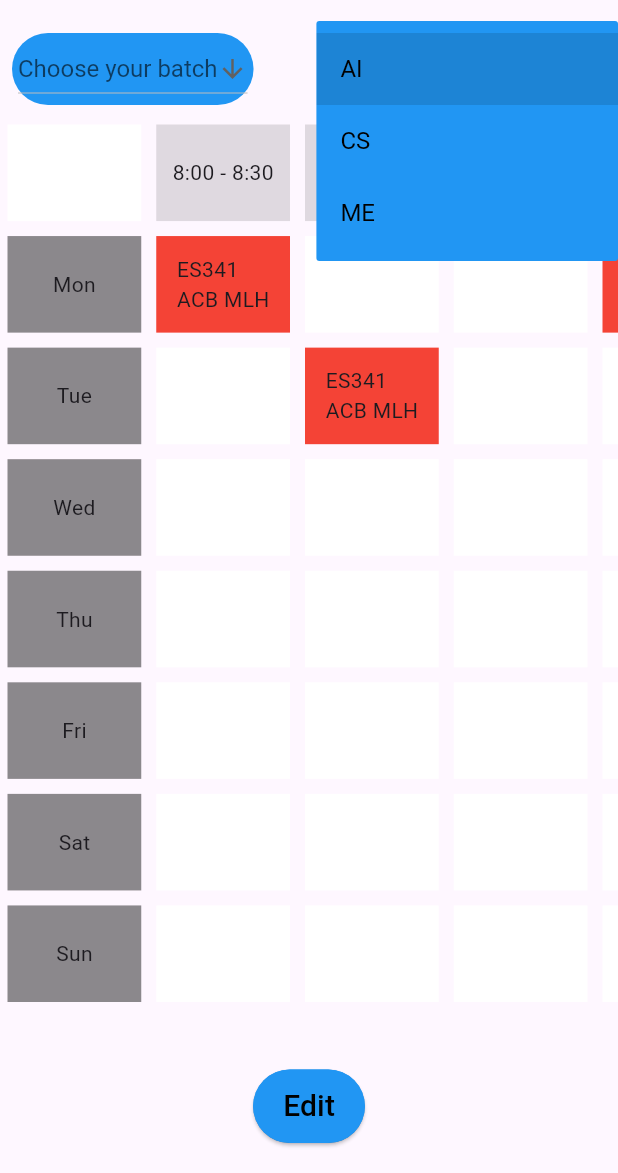
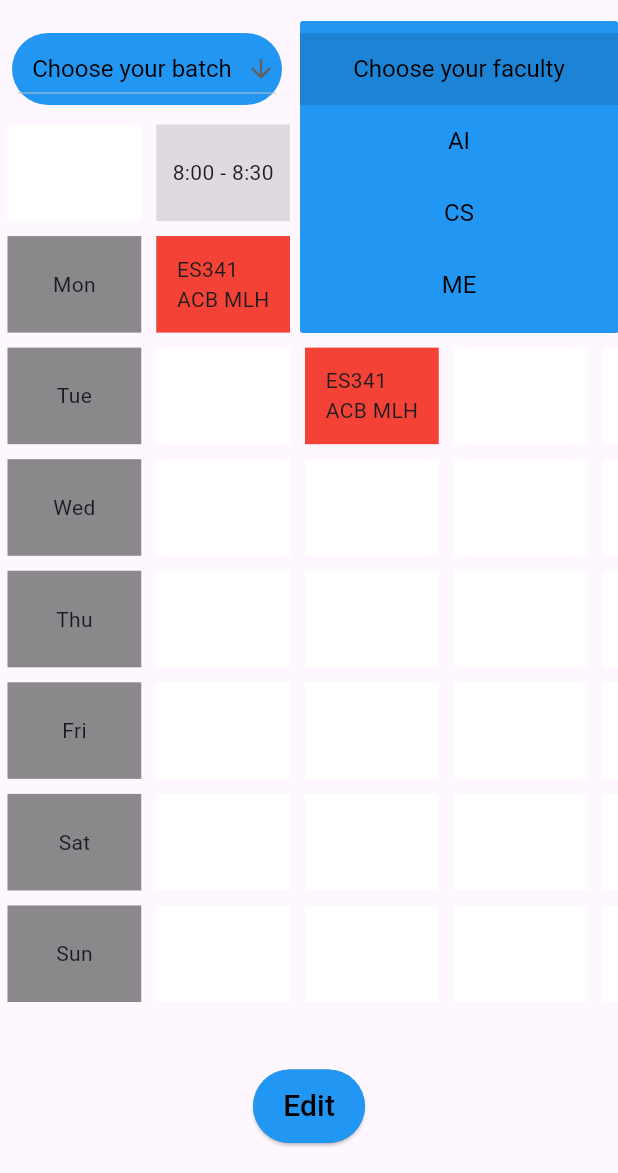
Before and after one commit to mujtabafromthedarkside/Time-Table-App, a Flutter app: the TimeTablePage screen opened directly, after a tap on "Choose your faculty", on a phone screen of 412 x 824 dp, the part 63-1236 px from its top. Run offline on Flutter 3.47's test engine with Material 3 defaults, Android fonts, the phone set to English and light mode, and no system bars; our stand-ins replace flutter_colorpicker.

Commit message:
dropdowns fixed, color menu changed
Drop down buttons now give us the selected text. How? The default value should be one of the options, a mistake I made before.

Color menu changed to fewer options.

```diff
--- a/lib/main.dart
+++ b/lib/main.dart
@@ -1,6 +1,5 @@
 import 'package:flutter/material.dart';
 import 'screens/LandingPage.dart';
-import 'screens/TimeTablePage.dart';
 
 void main() {
   runApp(const MyApp());
@@ -13,6 +12,7 @@ class MyApp extends StatelessWidget {
   Widget build(BuildContext context) {
     return MaterialApp(
       title: 'Time Table',
+      debugShowCheckedModeBanner: false,
       home: const LandingPage(),
     );
   }
--- a/lib/screens/TimeTablePage.dart
+++ b/lib/screens/TimeTablePage.dart
@@ -43,14 +43,39 @@ class _TimeTablePageState extends State<TimeTablePage> {
                 decoration: InputDecoration(labelText: 'Enter Venue:', hintText: 'For example, ACB MLH'),
               ),
                 Expanded(
-                  child: MaterialPicker(
+                  child:
+                //   // MaterialPicker(
+                //   //   pickerColor: currentColor,
+                //   //   onColorChanged: (Color color) {
+                //   //     currentColor = color;
+                //   //   },
+                //   //   enableLabel: true,
+                //   // ),
+                // ),
+
+                  Center(
+                    child: BlockPicker(
                         pickerColor: currentColor,
                         onColorChanged: (Color color) {
                           currentColor = color;
                         },
-                    enableLabel: true,
+                        availableColors: [
+                          const Color.fromARGB(255, 255, 159, 152), const Color.fromARGB(255, 242, 86, 75), Colors.red, const Color.fromARGB(255, 197, 13, 0),
+                          const Color.fromARGB(255, 157, 245, 160), const Color.fromARGB(255, 80, 236, 85), const Color.fromARGB(255, 71, 189, 75), Color.fromARGB(255, 28, 138, 31),
+                          const Color.fromARGB(255, 157, 207, 249), const Color.fromARGB(255, 82, 160, 225), Colors.blue, const Color.fromARGB(255, 11, 108, 188),
+                          const Color.fromARGB(255, 255, 247, 176), Color.fromARGB(255, 255, 241, 118), const Color.fromARGB(255, 255, 237, 72), Color.fromARGB(255, 255, 230, 0),
+                          const Color.fromARGB(255, 255, 216, 156), const Color.fromARGB(255, 255, 192, 96), Color.fromARGB(255, 255, 177, 60), Colors.orange,
+                          const Color.fromARGB(255, 241, 160, 255), const Color.fromARGB(255, 206, 68, 231), const Color.fromARGB(255, 178, 42, 202), Color.fromARGB(255, 159, 1, 187), Color.fromARGB(255, 167, 11, 194),
+                          Colors.pink,
+                          Colors.teal,
+                          Colors.cyan,
+                          Colors.brown,
+                          Colors.grey,
+                          Colors.black,
+                        ],
                     ),
                   ),
+
                 //   ColorPicker(
                 //   pickerColor: currentColor,
                 //   onColorChanged: (Color color) {
@@ -60,6 +85,7 @@ class _TimeTablePageState extends State<TimeTablePage> {
                 //   showLabel: true,
                 //   pickerAreaHeightPercent: 0.8,
                 // ),
+              ),
             ],
           ),
           actions: [
@@ -94,7 +120,9 @@ class _TimeTablePageState extends State<TimeTablePage> {
     );
   }
 
-  String? selectedOption = 'Option 1';
+  String? selectedBatch = 'Choose your batch';
+  String? selectedFaculty = 'Choose your faculty';
+
     final List<TimetableItem> timetableData = [
     TimetableItem('', Colors.white),
     TimetableItem('8:00 - 8:30', Colors.black12),
@@ -252,6 +280,10 @@ class _TimeTablePageState extends State<TimeTablePage> {
                  mainAxisAlignment: MainAxisAlignment.spaceBetween,
                  children: [
                    Container(
+                    constraints: BoxConstraints(
+                      maxWidth: 180,
+                    ),
+                    width: 180,
                     decoration: BoxDecoration(
                       color: Colors.blue, // Set the background color
                       borderRadius: BorderRadius.circular(30), // Optional: Set border radius
@@ -259,10 +291,26 @@ class _TimeTablePageState extends State<TimeTablePage> {
                     child: Padding(
                       padding: const EdgeInsets.symmetric(horizontal: 4.0),
                       child: DropdownButton<String>(
-                        items: <String>['33', '32', '31', '30', '29'].map((String value) {
+                        selectedItemBuilder: (BuildContext context) {
+                          return <String>['Choose your batch', '33', '32', '31', '30', '29'].map((String value) {
+                            // return Center(
+                            //   child: Text(
+                            //     value,
+                            //     // textAlign: TextAlign.center,
+                            //   )
+                            // );
+                            return SizedBox(width: 152, child: Center(child: Text(value, style: TextStyle(color: Colors.black))));
+                          }).toList();
+                        },
+                        items: <String>['Choose your batch', '33', '32', '31', '30', '29'].map((String value) {
                           return DropdownMenuItem<String>(
                             value: value,
-                            child: Text(value),
+                            child: Center(
+                              child: Text(
+                                value,
+                                // textAlign: TextAlign.center,
+                              )
+                            ),
                           );
                         }).toList(),
                         // value: selectedOption,
@@ -272,13 +320,14 @@ class _TimeTablePageState extends State<TimeTablePage> {
                         //   });
 
                         // },
-                        // onChanged: (String? value) => setState(
-                        //     () {
-                        //       selectedOption = value ?? "";
-                        //   }
-                        // ),
-                        onChanged: (_){},
-                        hint: const Text('Choose your batch'),
+                        onChanged: (String? value) => setState(
+                            () {
+                              selectedBatch = value ?? "";
+                          }
+                        ),
+                        value: selectedBatch,
+                        // onChanged: (_){},
+                        // hint: const Text('Choose your batch'),
 
 
                         icon: const Icon(Icons.arrow_downward), // Custom icon
@@ -295,6 +344,10 @@ class _TimeTablePageState extends State<TimeTablePage> {
                   ),
 
               Container(
+                    constraints: BoxConstraints(
+                      maxWidth: 180,
+                    ),
+                    width: 180,
                     decoration: BoxDecoration(
                       color: Colors.blue, // Set the background color
                       borderRadius: BorderRadius.circular(30), // Optional: Set border radius
@@ -302,15 +355,28 @@ class _TimeTablePageState extends State<TimeTablePage> {
                     child: Padding(
                       padding: const EdgeInsets.symmetric(horizontal: 4.0),
                       child: DropdownButton<String>(
-                    items: <String>['AI', 'CS', 'ME'].map((String value) {
+                        selectedItemBuilder: (BuildContext context) {
+                          return <String>['Choose your faculty', 'AI', 'CS', 'ME'].map((String value) {
+                            return SizedBox(width: 152, child: Center(child: Text(value, style: TextStyle(color: Colors.black))));
+                          }).toList();
+                        },
+                        items: <String>['Choose your faculty', 'AI', 'CS', 'ME'].map((String value) {
                           return DropdownMenuItem<String>(
                             value: value,
-                        child: Text(value),
+                            child: Center(
+                              child: Text(
+                                value,
+                                // textAlign: TextAlign.center,
+                              )
+                            ),
                           );
                         }).toList(),
-                    onChanged: (_) {},
-                    hint: const Text('Choose your faculty'),
-
+                        onChanged: (String? value) => setState(
+                            () {
+                              selectedFaculty = value ?? "";
+                          }
+                        ),
+                        value: selectedFaculty,
                         icon: const Icon(Icons.arrow_downward), // Custom icon
                         iconSize: 20, // Set icon size
                         elevation: 0, // Dropdown menu elevation
@@ -322,7 +388,7 @@ class _TimeTablePageState extends State<TimeTablePage> {
                         dropdownColor: Colors.blue,
                       ),
                     ),
-                           )
+                  ),
                  ],
                ),
              ),
```
Lines whose indentation alone changed are shown as unchanged.
